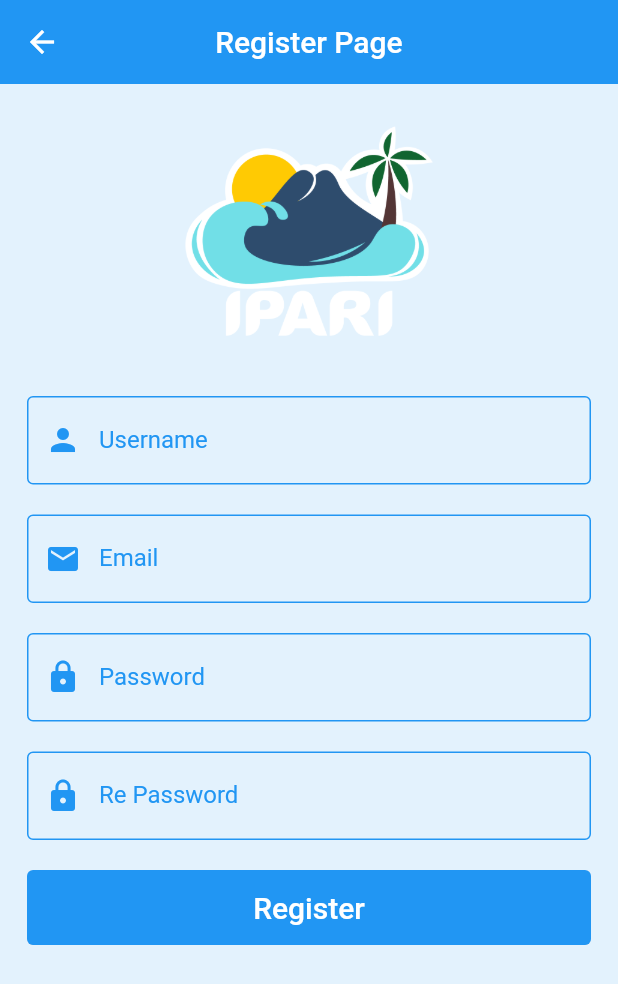
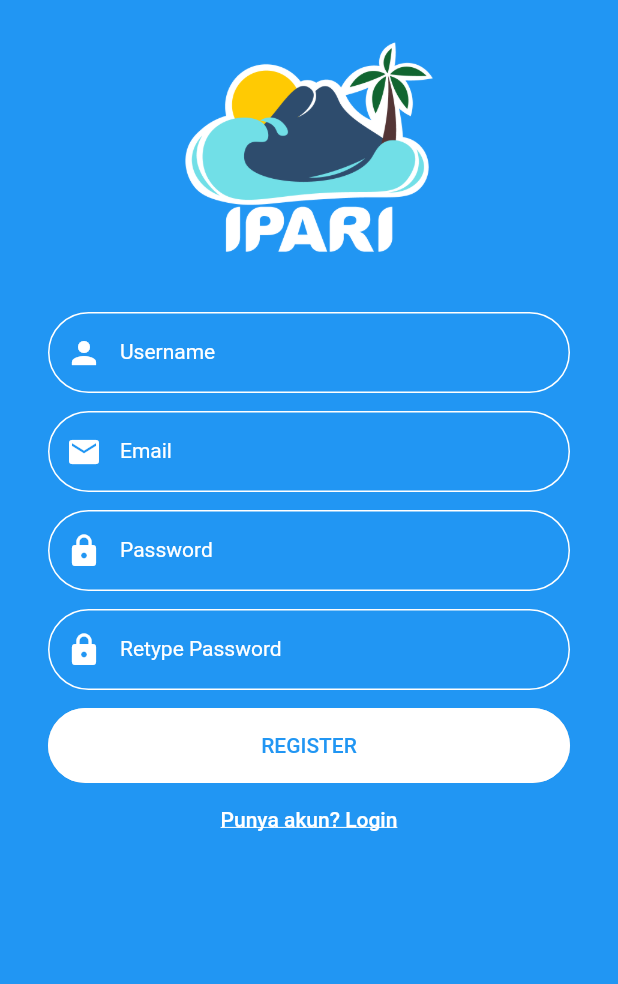
Before and after one commit to rifqiadiyatma/IPARI, a Flutter app: the screen it shows after launch, after a tap on "Belum punya akun? Register", on a phone screen of 412 x 824 dp. Shown: the top 984 px of the screen. Run offline on Flutter 3.47's test engine with Material 2 defaults, Android fonts, the phone set to English and light mode, and no system bars; our stand-ins replace cached_network_image, carousel_slider, dot_navigation_bar, email_validator, firebase_auth, firebase_database and 6 more; missing offline and left inert: maps_launcher, ndialog; accounts and stored records are empty.

Commit message:
update some ui

```diff
--- a/lib/ui/add_review_page.dart
+++ b/lib/ui/add_review_page.dart
@@ -215,6 +215,7 @@ class _AddReviewPageState extends State<AddReviewPage> {
                       ),
                       PostButton(
                           name: 'Post Data',
+                          textColor: Colors.white,
                           onPressed: () async {
                             ProgressDialog progressDialog = ProgressDialog(
                               context,
--- a/lib/ui/login_page.dart
+++ b/lib/ui/login_page.dart
@@ -29,73 +29,89 @@ class _LoginPageState extends State<LoginPage> {
   @override
   Widget build(BuildContext context) {
     return Scaffold(
-      appBar: AppBar(
-        title: const Text('Login Page'),
-        elevation: 0,
-        centerTitle: true,
-      ),
-      backgroundColor: Colors.blue.shade50,
+      // appBar: AppBar(
+      //   title: const Text('Login Page'),
+      //   elevation: 0,
+      //   centerTitle: true,
+      // ),
+      // backgroundColor: Colors.blue.shade50,
+      backgroundColor: Colors.blue,
       body: SingleChildScrollView(
         child: Padding(
-          padding: const EdgeInsets.symmetric(horizontal: 10),
+          padding: const EdgeInsets.only(top: 60),
           child: Column(
             children: [
               Image.asset(
                 'assets/Logo Background Putih.png',
-                width: 300,
-                height: 250,
+                width: 250,
+                height: 200,
               ),
               Padding(
-                padding: const EdgeInsets.all(8.0),
+                padding: const EdgeInsets.symmetric(horizontal: 24.0),
                 child: Form(
                   child: Column(
                     children: [
                       TextFormField(
                         controller: emailController,
                         keyboardType: TextInputType.emailAddress,
-                        decoration: const InputDecoration(
-                          hintText: 'Masukkan Email',
-                          hintStyle: TextStyle(color: Colors.blue),
-                          prefixIcon: Icon(
+                        style: const TextStyle(
+                            fontSize: 14.0, height: 1.0, color: Colors.white),
+                        decoration: InputDecoration(
+                          contentPadding:
+                              const EdgeInsets.symmetric(vertical: 10.0),
+                          hintText: 'Email',
+                          hintStyle: const TextStyle(color: Colors.white),
+                          prefixIcon: const Icon(
                             Icons.email,
-                            color: Colors.blue,
+                            color: Colors.white,
                           ),
-                          border: OutlineInputBorder(),
                           enabledBorder: OutlineInputBorder(
-                            borderSide:
-                                BorderSide(color: Colors.blue, width: 1.0),
+                            borderRadius: BorderRadius.circular(30),
+                            borderSide: const BorderSide(
+                                color: Colors.white, width: 1.0),
                           ),
-                          labelStyle: TextStyle(color: Colors.blue),
-                          labelText: 'Email',
+                          focusedBorder: OutlineInputBorder(
+                            borderRadius: BorderRadius.circular(30),
+                            borderSide: const BorderSide(
+                                color: Colors.white, width: 2.0),
+                          ),
                         ),
                       ),
                       Padding(
-                        padding: const EdgeInsets.symmetric(vertical: 20),
+                        padding: const EdgeInsets.only(top: 12, bottom: 48),
                         child: TextFormField(
+                          style: const TextStyle(
+                              fontSize: 14.0, height: 1.0, color: Colors.white),
                           controller: passwordController,
                           obscureText: true,
-                          decoration: const InputDecoration(
-                            hintText: 'Masukkan Password',
-                            hintStyle: TextStyle(color: Colors.blue),
-                            prefixIcon: Icon(
+                          decoration: InputDecoration(
+                            contentPadding:
+                                const EdgeInsets.symmetric(vertical: 10.0),
+                            hintText: 'Password',
+                            hintStyle: const TextStyle(color: Colors.white),
+                            prefixIcon: const Icon(
                               Icons.lock,
-                              color: Colors.blue,
+                              color: Colors.white,
                             ),
-                            labelText: 'Password',
-                            labelStyle: TextStyle(color: Colors.blue),
-                            border: OutlineInputBorder(),
                             enabledBorder: OutlineInputBorder(
-                              borderSide:
-                                  BorderSide(color: Colors.blue, width: 1.0),
+                              borderRadius: BorderRadius.circular(30),
+                              borderSide: const BorderSide(
+                                  color: Colors.white, width: 1.0),
+                            ),
+                            focusedBorder: OutlineInputBorder(
+                              borderRadius: BorderRadius.circular(30),
+                              borderSide: const BorderSide(
+                                  color: Colors.white, width: 2.0),
                             ),
                           ),
                         ),
                       ),
-                      const SizedBox(
-                        height: 20,
-                      ),
+                      // const SizedBox(
+                      //   height: 20,
+                      // ),
                       PostButton(
-                        name: 'Login',
+                        name: 'LOGIN',
+                        textColor: Colors.blue,
                         onPressed: () async {
                           String email = emailController.text.trim();
                           String password = passwordController.text.trim();
@@ -155,7 +171,7 @@ class _LoginPageState extends State<LoginPage> {
                             progressDialog.dismiss();
                           }
                         },
-                        color: Colors.blue,
+                        color: Colors.white,
                       ),
                       TextButton(
                         onPressed: () {
@@ -164,6 +180,7 @@ class _LoginPageState extends State<LoginPage> {
                         child: const Text(
                           'Belum punya akun? Register',
                           style: TextStyle(
+                            color: Colors.white,
                             decoration: TextDecoration.underline,
                           ),
                         ),
--- a/lib/ui/register_page.dart
+++ b/lib/ui/register_page.dart
@@ -2,6 +2,7 @@ import 'package:email_validator/email_validator.dart';
 import 'package:firebase_auth/firebase_auth.dart';
 import 'package:firebase_database/firebase_database.dart';
 import 'package:flutter/material.dart';
+import 'package:ipari/ui/login_page.dart';
 import 'package:ipari/widget/post_button.dart';
 import 'package:ipari/widget/show_toast.dart';
 import 'package:ndialog/ndialog.dart';
@@ -31,15 +32,15 @@ class _RegisterPageState extends State<RegisterPage> {
   @override
   Widget build(BuildContext context) {
     return Scaffold(
-      appBar: AppBar(
-        title: const Text('Register Page'),
-        elevation: 0,
-        centerTitle: true,
-      ),
-      backgroundColor: Colors.blue.shade50,
+      // appBar: AppBar(
+      //   title: const Text('Register Page'),
+      //   elevation: 0,
+      //   centerTitle: true,
+      // ),
+      backgroundColor: Colors.blue,
       body: SingleChildScrollView(
         child: Padding(
-          padding: const EdgeInsets.symmetric(horizontal: 10),
+          padding: const EdgeInsets.symmetric(horizontal: 24),
           child: Column(
             children: [
               Image.asset(
@@ -54,99 +55,114 @@ class _RegisterPageState extends State<RegisterPage> {
                     children: [
                       TextFormField(
                         controller: usernameController,
-                        decoration: const InputDecoration(
-                          hintText: 'Masukkan Username',
-                          hintStyle: TextStyle(color: Colors.blue),
-                          prefixIcon: Icon(
+                        style: const TextStyle(
+                            fontSize: 14.0, height: 1.0, color: Colors.white),
+                        decoration: InputDecoration(
+                          hintText: 'Username',
+                          hintStyle: const TextStyle(color: Colors.white),
+                          prefixIcon: const Icon(
                             Icons.person,
-                            color: Colors.blue,
+                            color: Colors.white,
                           ),
-                          border: OutlineInputBorder(),
                           enabledBorder: OutlineInputBorder(
-                            borderSide:
-                                BorderSide(color: Colors.blue, width: 1.0),
+                            borderRadius: BorderRadius.circular(30),
+                            borderSide: const BorderSide(
+                                color: Colors.white, width: 1.0),
                           ),
-                          labelStyle: TextStyle(color: Colors.blue),
-                          labelText: 'Username',
-                        ),
-                      ),
-                      const SizedBox(
-                        height: 20,
-                      ),
-                      TextFormField(
-                        controller: emailController,
-                        keyboardType: TextInputType.emailAddress,
-                        decoration: const InputDecoration(
-                          hintText: 'Masukkan Email',
-                          hintStyle: TextStyle(color: Colors.blue),
-                          prefixIcon: Icon(
-                            Icons.email,
-                            color: Colors.blue,
-                          ),
-                          labelText: 'Email',
-                          labelStyle: TextStyle(color: Colors.blue),
-                          border: OutlineInputBorder(),
-                          enabledBorder: OutlineInputBorder(
-                            borderSide: BorderSide(
-                              color: Colors.blue,
-                              width: 1.0,
-                            ),
+                          focusedBorder: OutlineInputBorder(
+                            borderRadius: BorderRadius.circular(30),
+                            borderSide: const BorderSide(
+                                color: Colors.white, width: 2.0),
                           ),
                         ),
                       ),
                       const SizedBox(
-                        height: 20,
+                        height: 12,
                       ),
                       TextFormField(
-                        controller: passwordController,
-                        obscureText: true,
-                        decoration: const InputDecoration(
-                          hintText: 'Masukkan Password',
-                          hintStyle: TextStyle(color: Colors.blue),
-                          prefixIcon: Icon(
-                            Icons.lock,
-                            color: Colors.blue,
+                        controller: emailController,
+                        style: const TextStyle(
+                            fontSize: 14.0, height: 1.0, color: Colors.white),
+                        keyboardType: TextInputType.emailAddress,
+                        decoration: InputDecoration(
+                          hintText: 'Email',
+                          hintStyle: const TextStyle(color: Colors.white),
+                          prefixIcon: const Icon(
+                            Icons.email,
+                            color: Colors.white,
                           ),
-                          labelText: 'Password',
-                          labelStyle: TextStyle(color: Colors.blue),
-                          border: OutlineInputBorder(),
                           enabledBorder: OutlineInputBorder(
-                            borderSide: BorderSide(
-                              color: Colors.blue,
-                              width: 1.0,
-                            ),
+                            borderRadius: BorderRadius.circular(30),
+                            borderSide: const BorderSide(
+                                color: Colors.white, width: 1.0),
+                          ),
+                          focusedBorder: OutlineInputBorder(
+                            borderRadius: BorderRadius.circular(30),
+                            borderSide: const BorderSide(
+                                color: Colors.white, width: 2.0),
                           ),
                         ),
                       ),
                       const SizedBox(
-                        height: 20,
+                        height: 12,
                       ),
                       TextFormField(
-                        controller: repasswordController,
+                        controller: passwordController,
+                        style: const TextStyle(
+                            fontSize: 14.0, height: 1.0, color: Colors.white),
                         obscureText: true,
-                        decoration: const InputDecoration(
-                          hintText: 'Masukkan Re Password',
-                          hintStyle: TextStyle(color: Colors.blue),
-                          prefixIcon: Icon(
+                        decoration: InputDecoration(
+                          hintText: 'Password',
+                          hintStyle: const TextStyle(color: Colors.white),
+                          prefixIcon: const Icon(
                             Icons.lock,
-                            color: Colors.blue,
+                            color: Colors.white,
                           ),
-                          labelText: 'Re Password',
-                          labelStyle: TextStyle(color: Colors.blue),
-                          border: OutlineInputBorder(),
                           enabledBorder: OutlineInputBorder(
-                            borderSide: BorderSide(
-                              color: Colors.blue,
-                              width: 1.0,
-                            ),
+                            borderRadius: BorderRadius.circular(30),
+                            borderSide: const BorderSide(
+                                color: Colors.white, width: 1.0),
+                          ),
+                          focusedBorder: OutlineInputBorder(
+                            borderRadius: BorderRadius.circular(30),
+                            borderSide: const BorderSide(
+                                color: Colors.white, width: 2.0),
                           ),
                         ),
                       ),
                       const SizedBox(
-                        height: 20,
+                        height: 12,
+                      ),
+                      TextFormField(
+                        controller: repasswordController,
+                        style: const TextStyle(
+                            fontSize: 14.0, height: 1.0, color: Colors.white),
+                        obscureText: true,
+                        decoration: InputDecoration(
+                          hintText: 'Retype Password',
+                          hintStyle: const TextStyle(color: Colors.white),
+                          prefixIcon: const Icon(
+                            Icons.lock,
+                            color: Colors.white,
+                          ),
+                          enabledBorder: OutlineInputBorder(
+                            borderRadius: BorderRadius.circular(30),
+                            borderSide: const BorderSide(
+                                color: Colors.white, width: 1.0),
+                          ),
+                          focusedBorder: OutlineInputBorder(
+                            borderRadius: BorderRadius.circular(30),
+                            borderSide: const BorderSide(
+                                color: Colors.white, width: 2.0),
+                          ),
+                        ),
+                      ),
+                      const SizedBox(
+                        height: 12,
                       ),
                       PostButton(
-                        name: 'Register',
+                        name: 'REGISTER',
+                        textColor: Colors.blue,
                         onPressed: () async {
                           String username = usernameController.text.trim();
                           String email = emailController.text.trim();
@@ -233,7 +249,19 @@ class _RegisterPageState extends State<RegisterPage> {
                                 'Something wrong, try again', Colors.red);
                           }
                         },
-                        color: Colors.blue,
+                        color: Colors.white,
+                      ),
+                      TextButton(
+                        onPressed: () {
+                          Navigator.pushNamed(context, LoginPage.routeName);
+                        },
+                        child: const Text(
+                          'Punya akun? Login',
+                          style: TextStyle(
+                            color: Colors.white,
+                            decoration: TextDecoration.underline,
+                          ),
+                        ),
                       ),
                     ],
                   ),
--- a/lib/widget/post_button.dart
+++ b/lib/widget/post_button.dart
@@ -2,11 +2,13 @@ import 'package:flutter/material.dart';
 
 class PostButton extends StatelessWidget {
   final String name;
+  final Color textColor;
   final VoidCallback onPressed;
   final Color color;
   const PostButton(
       {Key? key,
       required this.name,
+      required this.textColor,
       required this.onPressed,
       required this.color})
       : super(key: key);
@@ -14,7 +16,7 @@ class PostButton extends StatelessWidget {
   @override
   Widget build(BuildContext context) {
     return Material(
-      borderRadius: BorderRadius.circular(4.0),
+      borderRadius: BorderRadius.circular(30.0),
       clipBehavior: Clip.antiAlias,
       child: MaterialButton(
         color: color,
@@ -23,9 +25,9 @@ class PostButton extends StatelessWidget {
         onPressed: onPressed,
         child: Text(
           name,
-          style: const TextStyle(
-            color: Colors.white,
-            fontSize: 20,
+          style: TextStyle(
+            color: textColor,
+            fontSize: 14,
           ),
         ),
       ),
```
Also changed, not shown: lib/ui/change_password_page.dart (+60 -28 lines), lib/ui/detail_page.dart (+58 -73 lines), lib/ui/favorite_page.dart (+38 -10 lines), lib/ui/profile_page.dart (+14 -11 lines), assets/Ilock.png (added), assets/Ilove.png (added), pubspec.lock.
